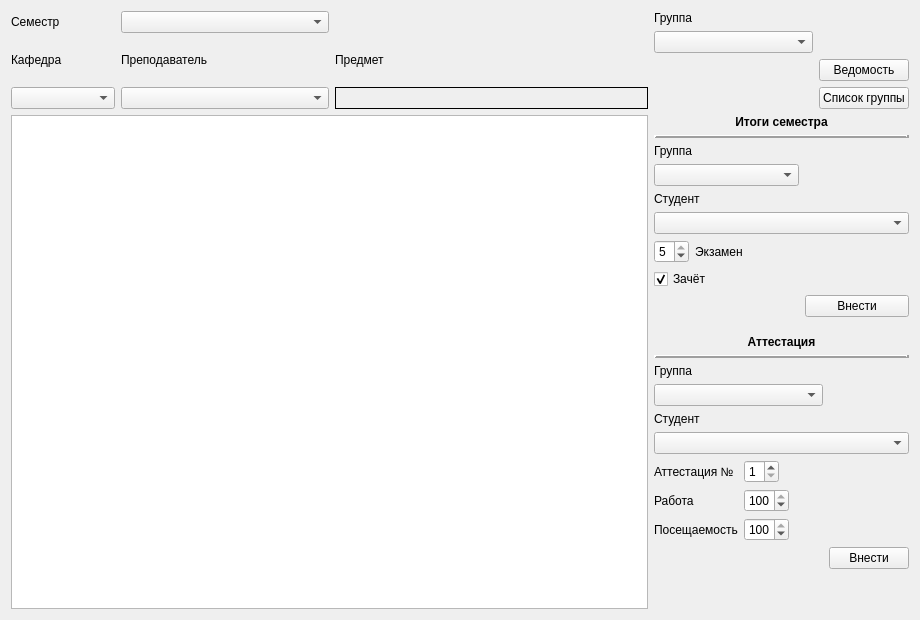
Above: teachermainwindow.ui from muzzy404/DeanOffice-database-course-work before the change. Below: the same form after it.
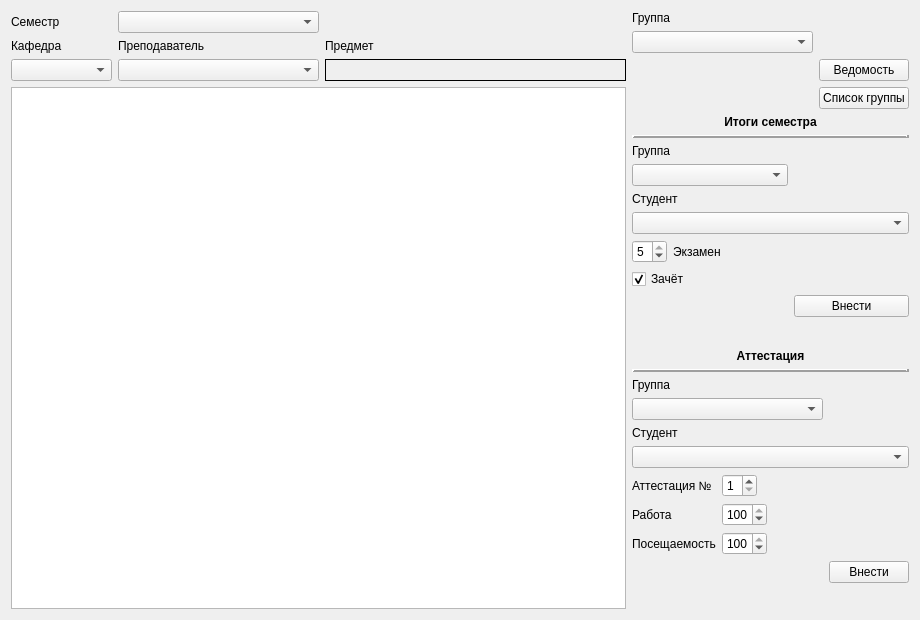
That is the form after the change.

Commit message: teacher window design fix

```diff
--- a/teachermainwindow.ui
+++ b/teachermainwindow.ui
@@ -13,13 +13,19 @@
   <property name="windowTitle">
    <string>Form</string>
   </property>
-  <layout class="QGridLayout" name="gridLayout_5" rowstretch="0,10,0,0" columnstretch="10,4">
+  <layout class="QGridLayout" name="gridLayout_5" rowstretch="0,0,0,0" columnstretch="20,9">
    <item row="0" column="0">
-    <layout class="QGridLayout" name="gridLayout" rowstretch="0,1,0,0" columnstretch="1,2,3" rowminimumheight="0,0,0,0">
-     <item row="2" column="2">
-      <widget class="QLabel" name="label">
-       <property name="text">
-        <string>Предмет</string>
+    <layout class="QGridLayout" name="gridLayout" rowstretch="0,0,0,0" columnstretch="1,2,3">
+     <item row="3" column="0">
+      <widget class="QComboBox" name="tchComBoxDep"/>
+     </item>
+     <item row="3" column="1">
+      <widget class="QComboBox" name="tchComBoxName">
+       <property name="sizePolicy">
+        <sizepolicy hsizetype="Ignored" vsizetype="Fixed">
+         <horstretch>0</horstretch>
+         <verstretch>0</verstretch>
+        </sizepolicy>
        </property>
       </widget>
      </item>
@@ -36,16 +42,10 @@
        </property>
       </widget>
      </item>
-     <item row="3" column="0">
-      <widget class="QComboBox" name="tchComBoxDep"/>
-     </item>
-     <item row="3" column="1">
-      <widget class="QComboBox" name="tchComBoxName"/>
-     </item>
-     <item row="2" column="0">
-      <widget class="QLabel" name="label_2">
+     <item row="2" column="2">
+      <widget class="QLabel" name="label">
        <property name="text">
-        <string>Кафедра</string>
+        <string>Предмет</string>
        </property>
       </widget>
      </item>
@@ -59,6 +59,13 @@
      <item row="1" column="1">
       <widget class="QComboBox" name="commonComBoxSem"/>
      </item>
+     <item row="2" column="0">
+      <widget class="QLabel" name="label_2">
+       <property name="text">
+        <string>Кафедра</string>
+       </property>
+      </widget>
+     </item>
      <item row="1" column="0">
       <widget class="QLabel" name="label_14">
        <property name="text">
@@ -68,9 +75,6 @@
      </item>
     </layout>
    </item>
-   <item row="1" column="0" rowspan="3">
-    <widget class="QTableView" name="tableView"/>
-   </item>
    <item row="3" column="1">
     <layout class="QGridLayout" name="gridLayout_4">
      <item row="9" column="3">
@@ -150,7 +154,14 @@
       </widget>
      </item>
      <item row="5" column="0" colspan="4">
-      <widget class="QComboBox" name="attComBoxStudent"/>
+      <widget class="QComboBox" name="attComBoxStudent">
+       <property name="sizePolicy">
+        <sizepolicy hsizetype="Ignored" vsizetype="Fixed">
+         <horstretch>0</horstretch>
+         <verstretch>0</verstretch>
+        </sizepolicy>
+       </property>
+      </widget>
      </item>
      <item row="3" column="0" colspan="3">
       <widget class="QComboBox" name="attComBoxGroup"/>
@@ -241,18 +252,14 @@
      </item>
     </layout>
    </item>
-   <item row="0" column="1">
-    <layout class="QGridLayout" name="gridLayout_2" rowstretch="0,1,1,1,1">
+   <item row="1" column="0" rowspan="3">
+    <widget class="QTableView" name="tableView"/>
+   </item>
+   <item row="0" column="1" rowspan="2">
+    <layout class="QGridLayout" name="gridLayout_2" rowstretch="0,0,0,0">
      <item row="1" column="0">
       <widget class="QComboBox" name="reportComBoxGroup"/>
      </item>
-     <item row="0" column="0" colspan="2">
-      <widget class="QLabel" name="label_5">
-       <property name="text">
-        <string>Группа</string>
-       </property>
-      </widget>
-     </item>
      <item row="2" column="1">
       <widget class="QPushButton" name="reportBtnReport">
        <property name="text">
@@ -260,19 +267,6 @@
        </property>
       </widget>
      </item>
-     <item row="2" column="0">
-      <spacer name="horizontalSpacer">
-       <property name="orientation">
-        <enum>Qt::Horizontal</enum>
-       </property>
-       <property name="sizeHint" stdset="0">
-        <size>
-         <width>40</width>
-         <height>20</height>
-        </size>
-       </property>
-      </spacer>
-     </item>
      <item row="3" column="1">
       <widget class="QPushButton" name="reportBtnGroupList">
        <property name="text">
@@ -293,9 +287,29 @@
        </property>
       </spacer>
      </item>
+     <item row="2" column="0">
+      <spacer name="horizontalSpacer">
+       <property name="orientation">
+        <enum>Qt::Horizontal</enum>
+       </property>
+       <property name="sizeHint" stdset="0">
+        <size>
+         <width>40</width>
+         <height>20</height>
+        </size>
+       </property>
+      </spacer>
+     </item>
+     <item row="0" column="0" colspan="2">
+      <widget class="QLabel" name="label_5">
+       <property name="text">
+        <string>Группа</string>
+       </property>
+      </widget>
+     </item>
     </layout>
    </item>
-   <item row="1" column="1">
+   <item row="2" column="1">
     <layout class="QGridLayout" name="gridLayout_3" rowstretch="0,0,0,0,0,0,0,0,0,0,0">
      <item row="3" column="0" colspan="2">
       <widget class="QComboBox" name="examsComBoxGroup"/>
@@ -335,7 +349,14 @@
       </widget>
      </item>
      <item row="5" column="0" colspan="3">
-      <widget class="QComboBox" name="examsComBoxStudent"/>
+      <widget class="QComboBox" name="examsComBoxStudent">
+       <property name="sizePolicy">
+        <sizepolicy hsizetype="Ignored" vsizetype="Fixed">
+         <horstretch>0</horstretch>
+         <verstretch>0</verstretch>
+        </sizepolicy>
+       </property>
+      </widget>
      </item>
      <item row="6" column="0">
       <widget class="QSpinBox" name="examsSpinMark">
```
Left out of the diff: 2 changed lines with no effect on the pictures. The commit also changes 1 other file.
